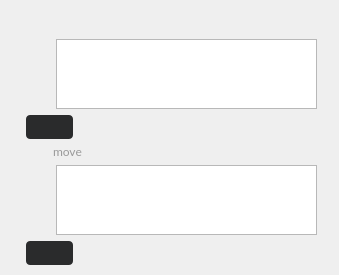
The window that src/MEGASync/stalled_issues/gui/ui/StalledIssueFilePath.ui (meganz/MEGAsync) describes before a commit, drawn with Qt 5.
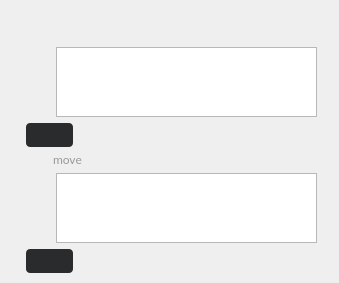
The same window after the commit. Icons and pictures are not drawn. Custom widgets are drawn as their Qt base class.

Commit message: Token solve messages Minor details in FilePath component

Patch:
```diff
--- a/src/MEGASync/stalled_issues/gui/ui/StalledIssueFilePath.ui
+++ b/src/MEGASync/stalled_issues/gui/ui/StalledIssueFilePath.ui
@@ -7,7 +7,7 @@
     <x>0</x>
     <y>0</y>
     <width>339</width>
-    <height>275</height>
+    <height>283</height>
    </rect>
   </property>
   <property name="sizePolicy">
@@ -171,7 +171,7 @@
      </property>
     </widget>
    </item>
-   <item row="3" column="1" colspan="2" alignment="Qt::AlignTop">
+   <item row="2" column="1" colspan="2" alignment="Qt::AlignTop">
     <widget class="QWidget" name="file" native="true">
      <property name="sizePolicy">
       <sizepolicy hsizetype="Preferred" vsizetype="Preferred">
@@ -505,7 +505,7 @@
      </layout>
     </widget>
    </item>
-   <item row="4" column="1" colspan="2" alignment="Qt::AlignTop">
+   <item row="3" column="1" colspan="2" alignment="Qt::AlignTop">
     <widget class="QWidget" name="moveFile" native="true">
      <property name="sizePolicy">
       <sizepolicy hsizetype="Preferred" vsizetype="Preferred">
@@ -859,22 +859,6 @@
      </layout>
     </widget>
    </item>
-   <item row="1" column="1">
-    <spacer name="verticalSpacer">
-     <property name="orientation">
-      <enum>Qt::Vertical</enum>
-     </property>
-     <property name="sizeType">
-      <enum>QSizePolicy::Fixed</enum>
-     </property>
-     <property name="sizeHint" stdset="0">
-      <size>
-       <width>0</width>
-       <height>4</height>
-      </size>
-     </property>
-    </spacer>
-   </item>
   </layout>
  </widget>
  <customwidgets>
```
Left out of the diff: 36 changed lines with no effect on the pictures. The commit also changes 9 other files.
